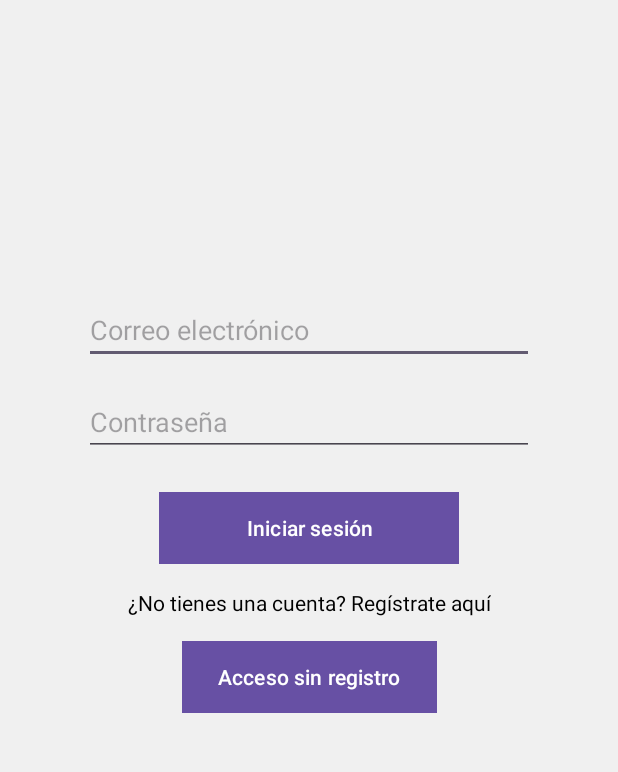
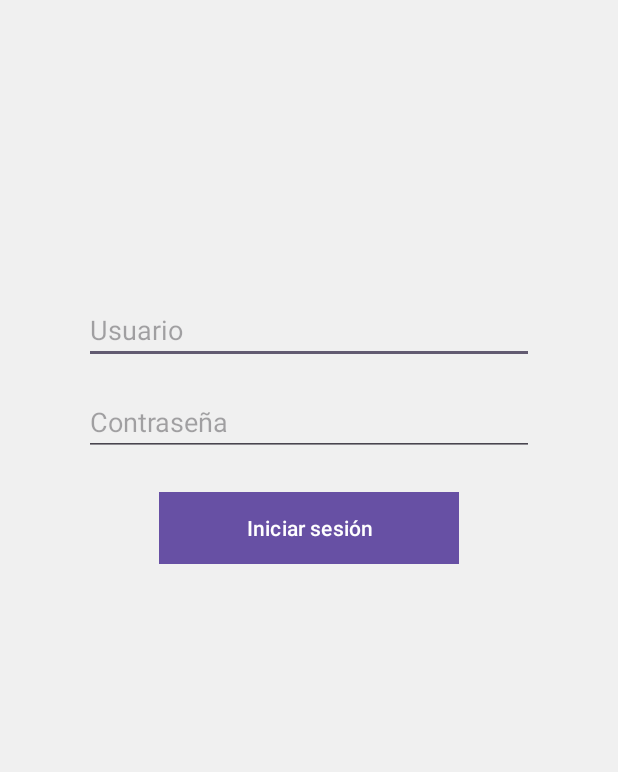
Before and after one commit to fmanzanare/CocktailApp, an Android app: the layout activity_login.xml on its own in the app's theme, with its tools: preview values and no code run, on a phone screen of 412 x 824 dp, the part 87-859 px from its top. Run offline under Robolectric (Android 15) with nearby library versions, the phone set to English and light mode, and no system bars.

Commit message:
activity_login layout and Login class

```diff
--- a/app/src/main/AndroidManifest.xml
+++ b/app/src/main/AndroidManifest.xml
@@ -14,6 +14,9 @@
         tools:targetApi="31">
         <activity
             android:name=".activities.MainActivity"
+            android:exported="false" />
+        <activity
+            android:name=".activities.Login"
             android:exported="true"
             android:label="@string/app_name"
             android:theme="@style/Theme.CocktailApp">
--- a/app/src/main/res/layout/login.xml
+++ b/app/src/main/res/layout/activity_login.xml
@@ -6,9 +6,9 @@
     xmlns:app="http://schemas.android.com/apk/res-auto"
     android:background="#f0f0f0">
 
-    <!--nombre de la app con -->
+    <!-- nombre de la app-->
     <TextView
-        android:id="@+id/textView2"
+        android:id="@+id/textView"
         android:layout_width="wrap_content"
         android:layout_height="wrap_content"
         android:layout_marginTop="25dp"
@@ -18,7 +18,7 @@
         app:layout_constraintStart_toStartOf="parent"
         app:layout_constraintTop_toTopOf="parent" />
 
-    <!--foto de la app con -->
+    <!-- foto de la app -->
     <ImageView
         android:id="@+id/logoImageView"
         android:layout_width="150dp"
@@ -27,7 +27,7 @@
         app:layout_constraintEnd_toEndOf="parent"
         app:layout_constraintHorizontal_bias="0.5"
         app:layout_constraintStart_toStartOf="parent"
-        app:layout_constraintTop_toBottomOf="@+id/textView2" />
+        app:layout_constraintTop_toBottomOf="@+id/textView" />
 
     <!-- campo de entrada de correo electrónico -->
     <EditText
@@ -35,7 +35,7 @@
         android:layout_width="300dp"
         android:layout_height="wrap_content"
         android:layout_marginTop="32dp"
-        android:hint="Correo electrónico"
+        android:hint="Usuario"
         android:inputType="textEmailAddress"
         android:textColor="#000000"
         app:layout_constraintTop_toBottomOf="@id/logoImageView"
@@ -71,31 +71,6 @@
         app:layout_constraintEnd_toEndOf="parent"
         app:layout_constraintHorizontal_bias="0.5" />
 
-    <!-- Enlace para registrarse -->
-    <TextView
-        android:id="@+id/signupTextView"
-        android:layout_width="wrap_content"
-        android:layout_height="wrap_content"
-        android:layout_marginTop="16dp"
-        android:text="¿No tienes una cuenta? Regístrate aquí"
-        android:textColor="#000000"
-        app:layout_constraintTop_toBottomOf="@id/loginButton"
-        app:layout_constraintStart_toStartOf="parent"
-        app:layout_constraintEnd_toEndOf="parent"
-        app:layout_constraintHorizontal_bias="0.5" />
-
-    <!-- Botón de acceso sin registro -->
-    <Button
-        android:id="@+id/guestButton"
-        android:layout_width="wrap_content"
-        android:layout_height="wrap_content"
-        android:layout_marginTop="16dp"
-        android:text="Acceso sin registro"
-        android:textColor="#ffffff"
-        android:background="#4CAF50"
-        app:layout_constraintTop_toBottomOf="@id/signupTextView"
-        app:layout_constraintStart_toStartOf="parent"
-        app:layout_constraintEnd_toEndOf="parent"
-        app:layout_constraintHorizontal_bias="0.5" />
+    <!-- boton de acceso sin registro -->
 
 </androidx.constraintlayout.widget.ConstraintLayout>
```
Also changed, not shown: app/src/main/java/com/estech/cocktailapp/activities/Login.kt (added, +31 -0 lines).
